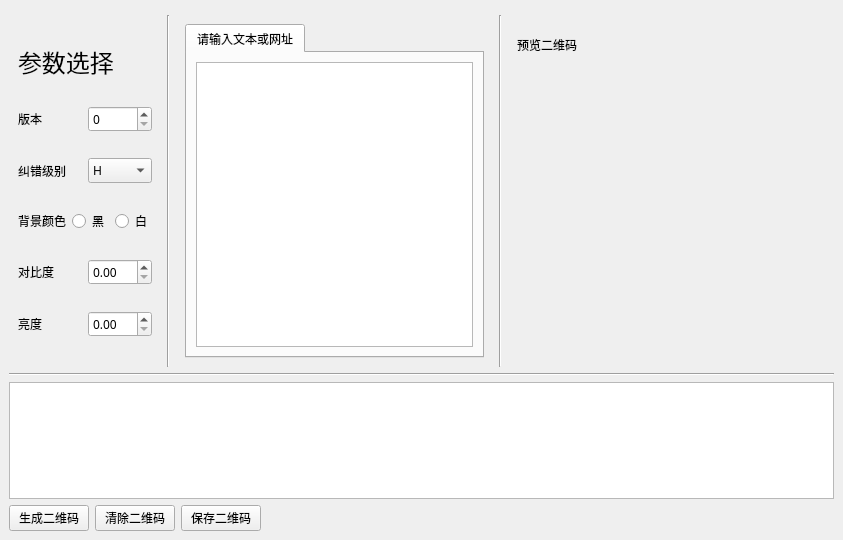
Before: the Qt Designer form main_window.ui in yoeelingBin/FantasticQR, drawn with Qt 5.
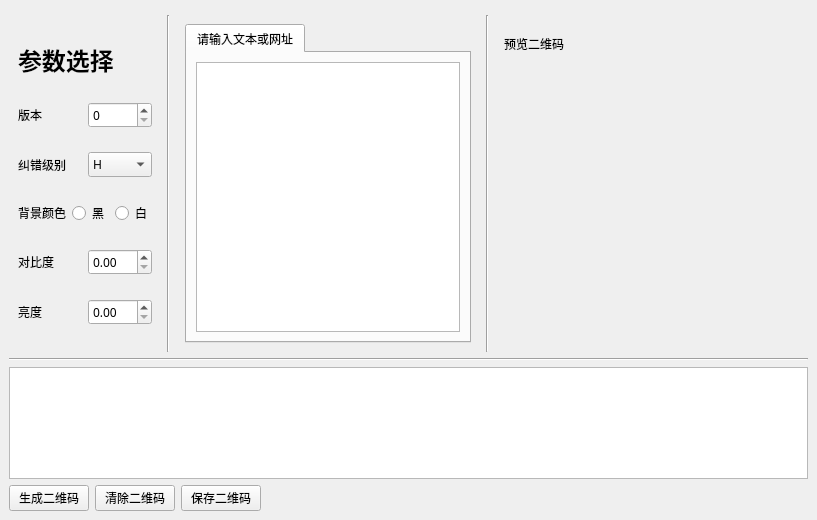
After: the same form once the commit is applied.

The edit to the form file:
```diff
--- a/main_window.ui
+++ b/main_window.ui
@@ -6,8 +6,8 @@
    <rect>
     <x>0</x>
     <y>0</y>
-    <width>843</width>
-    <height>540</height>
+    <width>817</width>
+    <height>520</height>
    </rect>
   </property>
   <property name="windowTitle">
@@ -41,6 +41,9 @@
               <font>
                <family>苹方 中等</family>
                <pointsize>18</pointsize>
+               <weight>75</weight>
+               <italic>false</italic>
+               <bold>true</bold>
               </font>
              </property>
              <property name="text">
@@ -327,7 +330,7 @@
         </property>
         <property name="font">
          <font>
-          <family>苹方 中等</family>
+          <family>微软雅黑</family>
          </font>
         </property>
         <property name="text">
```
